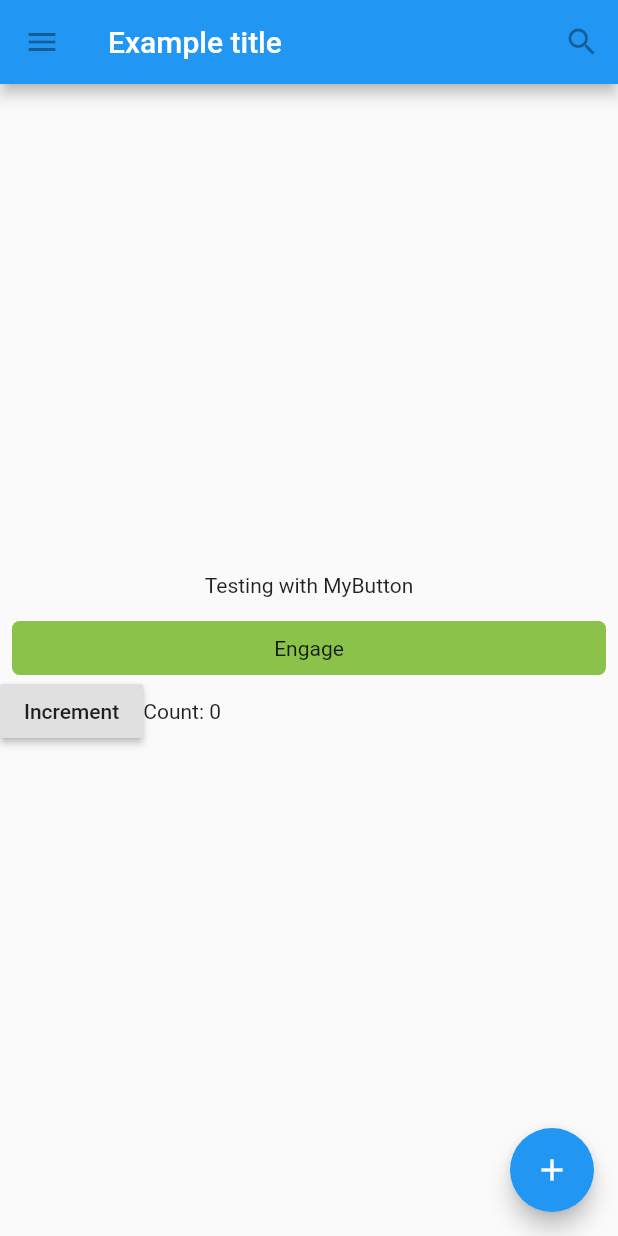
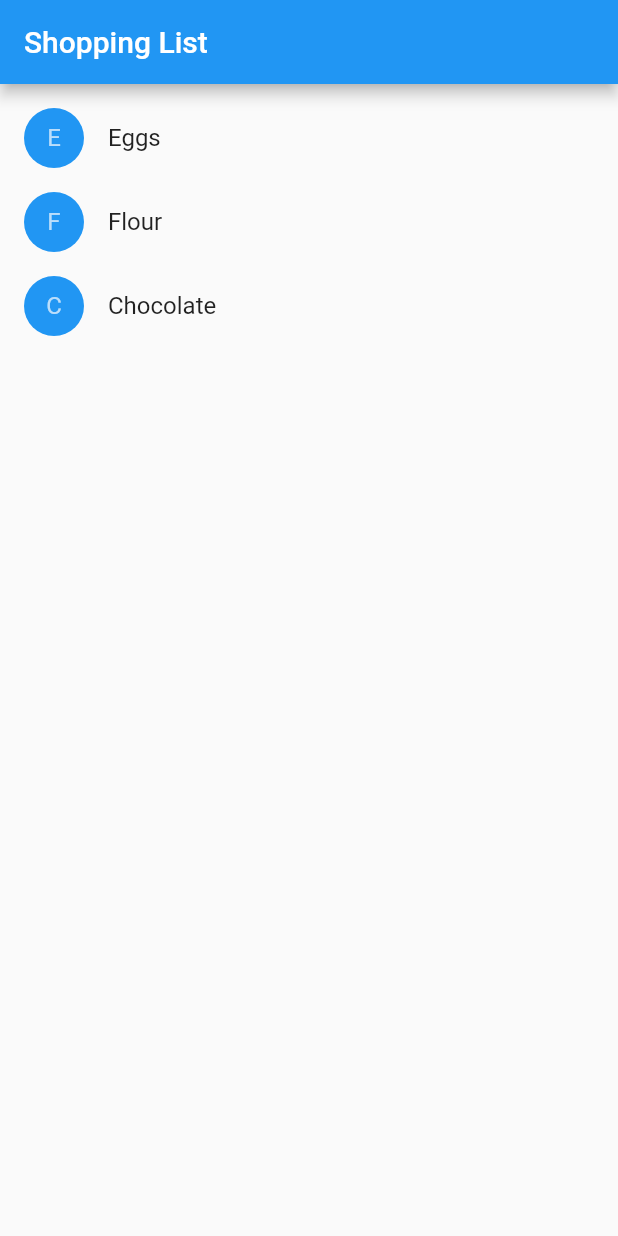
Before and after one commit to Miguelslo27/Flutter-Widget-Framework, a Flutter app: the screen it shows after launch, on a phone screen of 412 x 824 dp. Run offline on Flutter 3.47's test engine with Material 2 defaults, Android fonts, the phone set to English and light mode, and no system bars.

Commit message:
Created a very basic shopping cart

```diff
--- a/lib/main.dart
+++ b/lib/main.dart
@@ -7,124 +7,97 @@ class MyApp extends StatelessWidget {
   Widget build(BuildContext context) {
     return MaterialApp(
       title: "Flutter Widget Framework",
-      home: MyScaffold()
-    );
-  }
-}
-
-class MyScaffold extends StatelessWidget {
-  @override
-  Widget build(BuildContext context) {
-    // Sustitui Material por Scaffold
-    return Scaffold(
-      // Utilize el argumento appBar con el Widget AppBar en lugar de mi custom MyAppBar
-      appBar: AppBar(
-        leading: IconButton(
-          icon: Icon(Icons.menu),
-          tooltip: "Navigation menu",
-          onPressed: null
-        ),
-        title: Text("Example title"),
-        actions: <Widget>[
-          IconButton(
-            icon: Icon(Icons.search),
-            tooltip: "Search",
-            onPressed: null
-          )
+      home: ShoppingList(
+        products: <Product>[
+          Product(name: "Eggs"),
+          Product(name: "Flour"),
+          Product(name: "Chocolate")
         ]
-      ),
-      // Sustituí el expand hijo de Material por el argumento body del Scaffold
-      body: Center(
-        // child: MyButton()
-        child: Column(
-          mainAxisAlignment: MainAxisAlignment.center,
-          children: <Widget> [
-            Text("Testing with MyButton\n"),
-            MyButton(),
-            Counter()
-          ]
-        )
-      ),
-      // Agregue un action flotante
-      floatingActionButton: FloatingActionButton(
-        tooltip: "Add",
-        child: Icon(Icons.add),
-        onPressed: null
-      ),
-    );
-  }
-}
-
-class MyButton extends StatelessWidget {
-  @override
-  Widget build(BuildContext context) {
-    return GestureDetector(
-      onTap: () {
-        print("My button was tapped!");
-      },
-      child: Container(
-        height: 36.0,
-        padding: const EdgeInsets.all(8.0),
-        margin: const EdgeInsets.symmetric(horizontal: 8.0),
-        decoration: BoxDecoration(
-          borderRadius: BorderRadius.circular(5.0),
-          color: Colors.lightGreen[500]
-        ),
-        child: Center(
-          child: Text("Engage")
-        )
       )
     );
   }
 }
 
-// This works as the parent of the behavior of the counter
-class CounterDisplay extends StatelessWidget {
-  CounterDisplay({this.count});
+class Product {
+  const Product({this.name});
+  final String name;
+}
 
-  final int count;
+typedef void CartChangeCallback(Product product, bool inCart);
+
+class ShoppingListItem extends StatelessWidget {
+  ShoppingListItem({Product product, this.inCart, this.onCartChanged}): product = product, super(key: ObjectKey(product));
+
+  final Product product;
+  final bool inCart;
+  final CartChangeCallback onCartChanged;
+
+  Color _getColor(BuildContext context) {
+    return inCart ? Colors.black54 : Theme.of(context).primaryColor;
+  }
+
+  TextStyle _getTextStyle(BuildContext context) {
+    if (!inCart) return null;
+
+    return TextStyle(
+      color: Colors.black54,
+      decoration: TextDecoration.lineThrough
+    );
+  }
 
   @override
   Widget build(BuildContext context) {
-    return Text("Count: $count");
-  }
-}
-
-class CounterIncrementor extends StatelessWidget {
-  CounterIncrementor({this.onPressed});
-
-  final VoidCallback onPressed;
-
-  @override
-  Widget build(BuildContext context) {
-    return RaisedButton(
-      onPressed: onPressed,
-      child: Text("Increment")
+    return ListTile(
+      onTap: () {
+        onCartChanged(product, !inCart);
+      },
+      leading: CircleAvatar(
+        backgroundColor: _getColor(context),
+        child: Text(product.name[0])
+      ),
+      title: Text(product.name, style: _getTextStyle(context))
     );
   }
 }
 
-class Counter extends StatefulWidget {
+class ShoppingList extends StatefulWidget {
+  ShoppingList({Key key, this.products}): super(key: key);
+
+  final List<Product> products;
+
   @override
-  _CounterState createState() => _CounterState();
+  _ShoppingListState createState() => _ShoppingListState();
 }
 
-class _CounterState extends State<Counter> {
-  int _counter = 0;
+class _ShoppingListState extends State<ShoppingList> {
+  Set<Product> _shoppingCart = Set<Product>();
 
-  void _increment() {
+  void _handleCartChanged(Product product, bool inCart) {
     setState(() {
-      _counter ++;
+      if (inCart) {
+        _shoppingCart.add(product);
+      } else {
+        _shoppingCart.remove(product);
+      }
     });
   }
 
   @override
   Widget build(BuildContext context) {
-    return Row(
-      children: <Widget> [
-        CounterIncrementor(onPressed: _increment),
-        CounterDisplay(count: _counter)
-      ]
+    return Scaffold(
+      appBar: AppBar(
+        title: Text("Shopping List")
+      ),
+      body: ListView(
+        padding: EdgeInsets.symmetric(vertical: 8.0),
+        children: widget.products.map((Product product) {
+          return ShoppingListItem(
+            product: product,
+            inCart: _shoppingCart.contains(product),
+            onCartChanged: _handleCartChanged
+          );
+        }).toList()
+      )
     );
   }
 }
```
